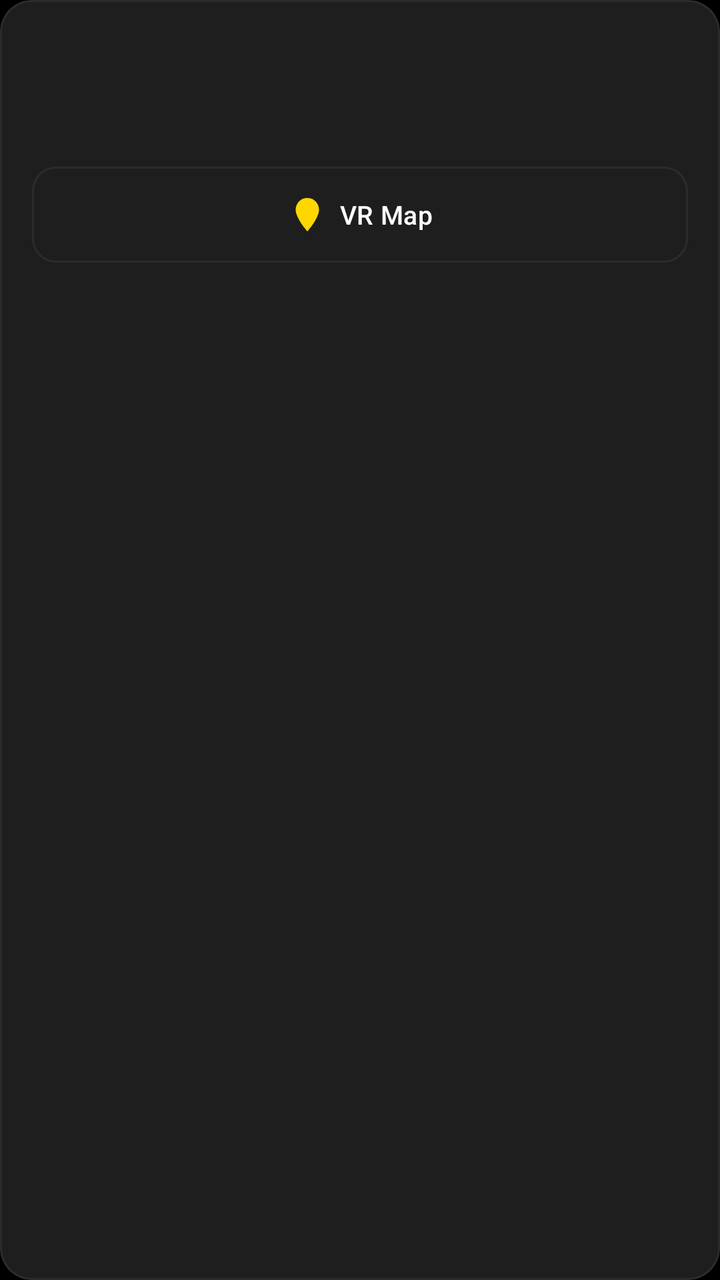
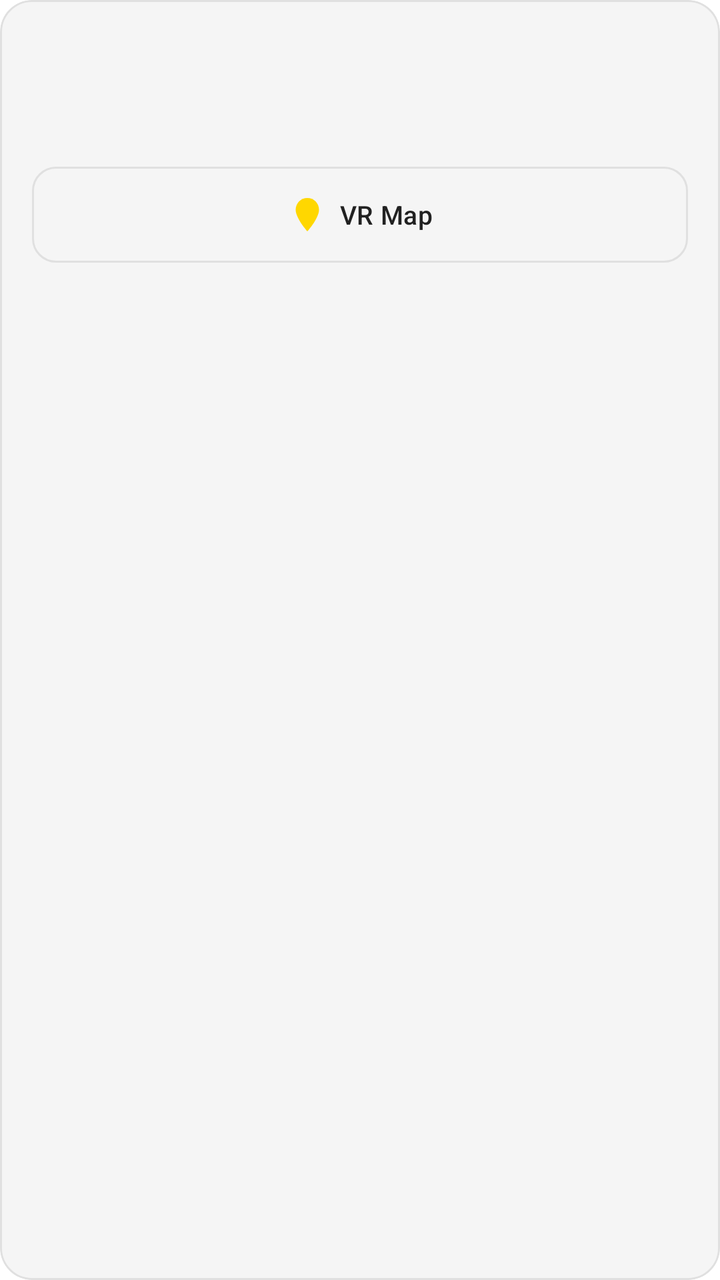

Screens rendered from an Android XML layout before and after an edit, with the pre-edit source and the edit as a unified diff.
<!-- AndroidManifest.xml: application theme Theme.Resilio -->
<!-- res/layout/item_evacuation_area.xml -->
<?xml version="1.0" encoding="utf-8"?>
<com.google.android.material.card.MaterialCardView xmlns:android="http://schemas.android.com/apk/res/android"
    xmlns:app="http://schemas.android.com/apk/res-auto"
    android:layout_width="match_parent"
    android:layout_height="wrap_content"
    android:layout_marginBottom="16dp"
    app:cardBackgroundColor="@color/surface_dark"
    app:cardCornerRadius="16dp"
    app:strokeColor="@color/divider_color"
    app:strokeWidth="1dp">

    <LinearLayout
        android:layout_width="match_parent"
        android:layout_height="wrap_content"
        android:orientation="vertical"
        android:padding="16dp">

        <TextView
            android:id="@+id/tv_evacuation_name"
            android:layout_width="match_parent"
            android:layout_height="wrap_content"
            android:textColor="@color/text_primary"
            android:textSize="18sp"
            android:textStyle="bold" />

        <TextView
            android:id="@+id/tv_evacuation_address"
            android:layout_width="match_parent"
            android:layout_height="wrap_content"
            android:layout_marginTop="8dp"
            android:textColor="@color/text_secondary"
            android:textSize="14sp" />

        <LinearLayout
            android:layout_width="match_parent"
            android:layout_height="wrap_content"
            android:layout_marginTop="16dp"
            android:baselineAligned="false"
            android:gravity="center_vertical"
            android:orientation="horizontal">

            <com.google.android.material.button.MaterialButton
                android:id="@+id/btn_navigate_area"
                style="@style/Widget.Resilio.EvacuationActionButton.Outlined"
                android:layout_width="0dp"
                android:layout_height="48dp"
                android:layout_weight="1"
                android:text="@string/view_on_vr_map"
                android:textColor="@color/text_primary"
                app:icon="@drawable/ic_evacuation"
                app:iconTint="@color/gold_accent"
                app:strokeColor="@color/divider_color" />

            <com.google.android.material.button.MaterialButton
                android:id="@+id/btn_delete_evacuation_area"
                style="@style/Widget.Resilio.EvacuationActionButton"
                android:layout_width="0dp"
                android:layout_height="48dp"
                android:layout_marginStart="12dp"
                android:layout_weight="1"
                android:contentDescription="@string/delete_evacuation_area"
                android:text="@string/delete_evacuation_area"
                android:textColor="@color/white"
                android:visibility="gone"
                app:backgroundTint="@color/emergency_red"
                app:icon="@drawable/ic_delete"
                app:iconTint="@color/white" />
        </LinearLayout>
    </LinearLayout>
</com.google.android.material.card.MaterialCardView>
<!-- resources referenced by this layout -->
<resources>
  <color name="divider_color">#2C2C2C</color>
  <color name="emergency_red">#F44336</color>
  <color name="gold_accent">#FFD700</color>
  <color name="surface_dark">#1E1E1E</color>
  <color name="text_primary">#FFFFFF</color>
  <color name="text_secondary">#B0B0B0</color>
  <color name="white">#FFFFFFFF</color>
  <!-- drawable ic_delete (drawable) -->
  <?xml version="1.0" encoding="utf-8"?>
  <vector xmlns:android="http://schemas.android.com/apk/res/android"
      android:width="24dp"
      android:height="24dp"
      android:viewportWidth="24"
      android:viewportHeight="24">
      <path
          android:fillColor="#FFFFFFFF"
          android:pathData="M6,19c0,1.1 0.9,2 2,2h8c1.1,0 2,-0.9 2,-2V7H6v12zM19,4h-3.5l-1,-1h-5l-1,1H5v2h14V4z" />
  </vector>
  <!-- drawable ic_evacuation (drawable) -->
  <?xml version="1.0" encoding="utf-8"?>
  <vector xmlns:android="http://schemas.android.com/apk/res/android"
      android:width="24dp"
      android:height="24dp"
      android:viewportWidth="24"
      android:viewportHeight="24">
      <path
          android:fillColor="@color/gold_accent"
          android:pathData="M12,2C8.13,2 5,5.13 5,9c0,5.25 7,13 7,13s7,-7.75 7,-13c0,-3.87 -3.13,-7 -7,-7z" />
      <path
          android:fillColor="@color/background_dark"
          android:pathData="M12,6.5L8,9.5v5h2.5v-3h3v3H16v-4.5z" />
      <path
          android:fillColor="@color/primary_green"
          android:pathData="M12,7.8l-2.8,2.2v3.5h1.6v-2.2h2.4v2.2h1.6V10z" />
  </vector>
  <string name="delete_evacuation_area">Delete</string>
  <string name="view_on_vr_map">VR Map</string>
  <style name="Widget.Resilio.EvacuationActionButton" parent="Widget.Material3.Button">
          <item name="android:layout_height">48dp</item>
          <item name="android:minHeight">48dp</item>
          <item name="android:insetTop">0dp</item>
          <item name="android:insetBottom">0dp</item>
          <item name="android:textSize">13sp</item>
          <item name="android:maxLines">1</item>
          <item name="android:ellipsize">end</item>
          <item name="cornerRadius">12dp</item>
          <item name="iconSize">20dp</item>
          <item name="iconGravity">textStart</item>
          <item name="iconPadding">6dp</item>
      </style>
  <style name="Widget.Resilio.EvacuationActionButton.Outlined" parent="Widget.Material3.Button.OutlinedButton">
          <item name="android:layout_height">48dp</item>
          <item name="android:minHeight">48dp</item>
          <item name="android:insetTop">0dp</item>
          <item name="android:insetBottom">0dp</item>
          <item name="android:textSize">13sp</item>
          <item name="android:maxLines">1</item>
          <item name="android:ellipsize">end</item>
          <item name="cornerRadius">12dp</item>
          <item name="iconSize">20dp</item>
          <item name="iconGravity">textStart</item>
          <item name="iconPadding">6dp</item>
          <item name="strokeColor">@color/divider_color</item>
      </style>
  <style name="Theme.Resilio" parent="Base.Theme.Resilio" />
  <color name="background_dark">#000000</color>
  <color name="primary_green">#4CAF50</color>
  <style name="Base.Theme.Resilio" parent="Theme.Material3.Dark.NoActionBar">
          
          <item name="colorPrimary">@color/gold_accent</item>
          <item name="colorOnPrimary">@color/background_dark</item>
          <item name="colorSecondary">@color/secondary_blue</item>
          <item name="colorOnSecondary">@color/white</item>
          <item name="colorTertiary">@color/primary_green</item>
          <item name="android:windowBackground">@color/background_dark</item>
          <item name="android:textColorPrimary">@color/text_primary</item>
          <item name="android:textColorSecondary">@color/text_secondary</item>
      </style>
  <color name="secondary_blue">#2196F3</color>
</resources>

<!-- the commit's change to res/layout/item_evacuation_area.xml (unified diff, before → after) -->
@@ -4,7 +4,7 @@
     android:layout_width="match_parent"
     android:layout_height="wrap_content"
     android:layout_marginBottom="16dp"
-    app:cardBackgroundColor="@color/surface_dark"
+    app:cardBackgroundColor="@color/surface"
     app:cardCornerRadius="16dp"
     app:strokeColor="@color/divider_color"
     app:strokeWidth="1dp">
<!-- resource entries referenced after the edit -->
@@ -1,11 +1,11 @@
 <!-- resources referenced by this layout -->
 <resources>
-  <color name="divider_color">#2C2C2C</color>
+  <color name="divider_color">#E0E0E0</color>
   <color name="emergency_red">#F44336</color>
   <color name="gold_accent">#FFD700</color>
-  <color name="surface_dark">#1E1E1E</color>
-  <color name="text_primary">#FFFFFF</color>
-  <color name="text_secondary">#B0B0B0</color>
+  <color name="surface">#F5F5F5</color>
+  <color name="text_primary">#212121</color>
+  <color name="text_secondary">#757575</color>
   <color name="white">#FFFFFFFF</color>
   <!-- drawable ic_delete (drawable) -->
   <?xml version="1.0" encoding="utf-8"?>
@@ -29,7 +29,7 @@
           android:fillColor="@color/gold_accent"
           android:pathData="M12,2C8.13,2 5,5.13 5,9c0,5.25 7,13 7,13s7,-7.75 7,-13c0,-3.87 -3.13,-7 -7,-7z" />
       <path
-          android:fillColor="@color/background_dark"
+          android:fillColor="@color/background"
           android:pathData="M12,6.5L8,9.5v5h2.5v-3h3v3H16v-4.5z" />
       <path
           android:fillColor="@color/primary_green"
@@ -65,19 +65,20 @@
           <item name="strokeColor">@color/divider_color</item>
       </style>
   <style name="Theme.Resilio" parent="Base.Theme.Resilio" />
-  <color name="background_dark">#000000</color>
+  <color name="background">#FFFFFF</color>
   <color name="primary_green">#4CAF50</color>
-  <style name="Base.Theme.Resilio" parent="Theme.Material3.Dark.NoActionBar">
+  <style name="Base.Theme.Resilio" parent="Theme.Material3.DayNight.NoActionBar">
           
           <item name="colorPrimary">@color/gold_accent</item>
-          <item name="colorOnPrimary">@color/background_dark</item>
+          <item name="colorOnPrimary">@color/black</item>
           <item name="colorSecondary">@color/secondary_blue</item>
           <item name="colorOnSecondary">@color/white</item>
           <item name="colorTertiary">@color/primary_green</item>
-          <item name="android:windowBackground">@color/background_dark</item>
+          <item name="android:windowBackground">@color/background</item>
           <item name="android:textColorPrimary">@color/text_primary</item>
           <item name="android:textColorSecondary">@color/text_secondary</item>
       </style>
+  <color name="black">#FF000000</color>
   <color name="secondary_blue">#2196F3</color>
 </resources>
 
